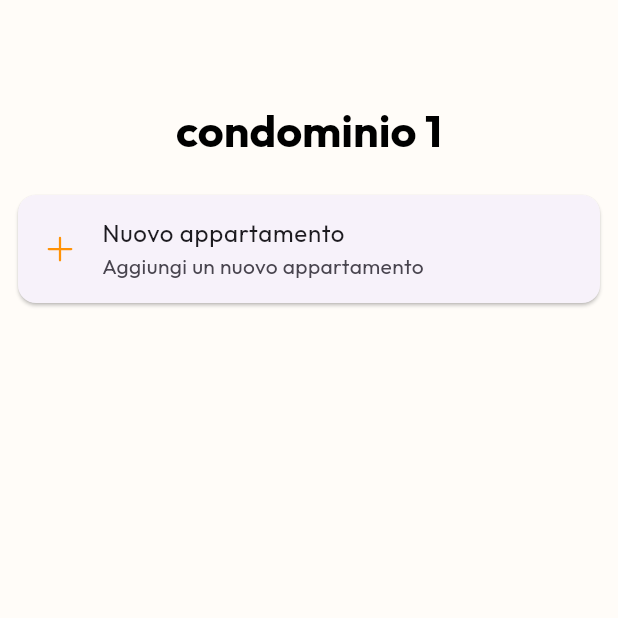
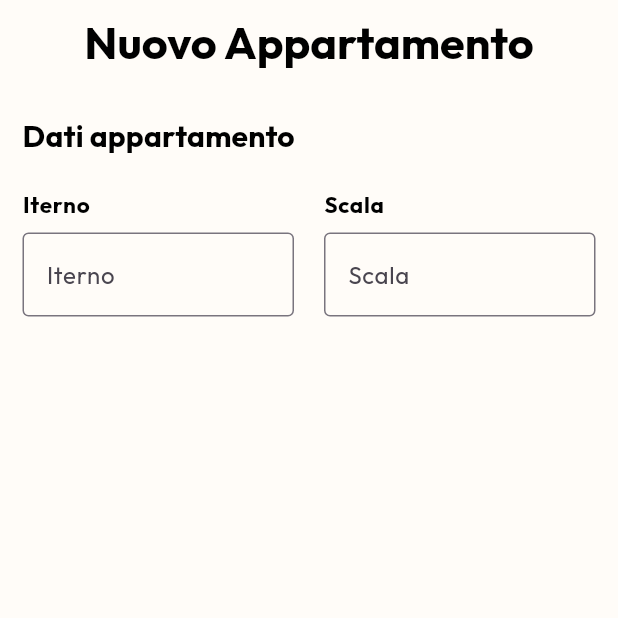
Before and after one commit to WebMasterDE/installatori_app_DE, a Flutter app: the AppartamentiPage screen opened directly with empty values, after a tap on "Nuovo appartamento", on a phone screen of 412 x 824 dp, the top half of it. Run offline on Flutter 3.47's test engine with Material 3 defaults, Android fonts, the phone set to English and light mode, and no system bars; our stand-ins replace heroicons_flutter, shared_preferences, skeletonizer; accounts and stored records are empty; network calls fail.

Commit message:
add skeleton, fix appartamenti page, new appartamento, tema colori

```diff
--- /dev/null
+++ b/lib/components/custom_button.dart
@@ -0,0 +1,44 @@
+import 'package:flutter/material.dart';
+import 'package:installatori_de/theme/colors.dart';
+
+class CustomButton extends StatelessWidget {
+
+  final String text;
+  final void Function()? onPressed;
+
+  const CustomButton(
+    {
+      super.key,
+      required this.text,
+      this.onPressed
+    }
+  );
+
+  @override
+  Widget build(BuildContext context) {
+    return Padding(
+      padding: const EdgeInsets.symmetric(horizontal: 40),
+      child: TextButton(
+        style: TextButton.styleFrom(
+            backgroundColor: CustomColors.buttonColor,
+            minimumSize: Size(double.infinity, 50),
+            shape: RoundedRectangleBorder(
+                borderRadius: BorderRadius.circular(10)
+            ),
+        ),
+        onPressed: onPressed,
+        child: Text(
+          text,
+          style: TextStyle(
+            color: CustomColors.secondaryText,
+            fontSize: 15,
+            fontWeight: FontWeight.bold,
+            fontFamily: 'Outfit',
+
+          ),
+        ),
+
+      ),
+    );
+  }
+}
--- /dev/null
+++ b/lib/components/custom_textField.dart
@@ -0,0 +1,33 @@
+import 'package:flutter/material.dart';
+
+class CustomTextfield extends StatelessWidget {
+
+  final String text;
+
+  const CustomTextfield({
+    super.key,
+    required this.text,
+    });
+
+  @override
+  Widget build(BuildContext context) {
+    return Column(
+      crossAxisAlignment: CrossAxisAlignment.start,
+      children: [
+        Text(
+          text,
+          style: Theme.of(context).textTheme.labelSmall,
+        ),
+        SizedBox(
+          height: 7,
+        ),
+        TextField(
+          decoration: InputDecoration(
+            labelText: text,
+            border: OutlineInputBorder(),
+          ),
+        ),
+      ],
+    );
+  }
+}
--- a/lib/config/routes.dart
+++ b/lib/config/routes.dart
@@ -1,8 +1,8 @@
 import 'package:flutter/material.dart';
 import 'package:installatori_de/pages/appartamenti/appartamenti_page.dart';
+import 'package:installatori_de/pages/appartamenti/new_appartamento_page.dart';
 import 'package:installatori_de/pages/condomini/condomini_page.dart';
 import 'package:installatori_de/pages/login/login_page.dart';
-import 'package:installatori_de/pages/appartamenti/appartamenti_page.dart';
 
 class Routes{
 
@@ -17,7 +17,8 @@ class Routes{
       CondominiPage.route: (_) => const CondominiPage(),
       AppartamentiPage.route: (_) => AppartamentiPage(
         arguments: settings.arguments as AppartamentiPageArgs,
-      )
+      ),
+      NewAppartamentoPage.route: (_) => const NewAppartamentoPage(),
     };
 
   }
--- a/lib/pages/appartamenti/appartamenti_page.dart
+++ b/lib/pages/appartamenti/appartamenti_page.dart
@@ -1,6 +1,9 @@
 import 'package:flutter/material.dart';
 import 'package:heroicons_flutter/heroicons_flutter.dart';
+import 'package:installatori_de/components/custom_button.dart';
 import 'package:installatori_de/providers/appartamenti_provider.dart';
+import 'package:installatori_de/theme/colors.dart';
+import 'package:skeletonizer/skeletonizer.dart';
 
 
 class AppartamentiPage extends StatefulWidget {
@@ -20,90 +23,109 @@ class _AppartamentiPageState extends State<AppartamentiPage> {
 
   late Future<List<dynamic>> appartamenti;
 
+  int _idAnaCondominio = 0;
+  String _nomeCondominio = '';
+
   @override
   void initState() {
     super.initState();
-    appartamenti = AppartamentiProvider().getAppartamenti(508);
 
-    print(widget.arguments.data);
+    _idAnaCondominio = widget.arguments.data['id'];
+    _nomeCondominio = widget.arguments.data['nome'];
+
+    appartamenti = AppartamentiProvider().getAppartamenti(_idAnaCondominio);
+
   }
 
   @override
   Widget build(BuildContext context) {
      return Scaffold(
+      appBar: AppBar(
+        automaticallyImplyLeading : false,
+        title: Text(
+          _nomeCondominio,
+          style: Theme.of(context).textTheme.titleLarge,
+          ),
+        centerTitle: true,
+        backgroundColor: CustomColors.secondaryBackground,
+        scrolledUnderElevation: 0,
+      ),
       body: Padding(
         padding: const EdgeInsets.all(8.0),
-        child: Column(
-          children: [
-            SizedBox(
-              height: 60,
-            ),
-            Text(
-              'condominio 1',
-              style: Theme.of(context).textTheme.titleLarge, textAlign: TextAlign.left,
-            ),
-            SizedBox(
-              height: 20,
-            ),
-            Flexible(
         child: FutureBuilder<List<dynamic>>(
           future: appartamenti,
           builder: (context, snapshot) {
-                  if (snapshot.connectionState == ConnectionState.waiting) {
 
-                    return Center(child: CircularProgressIndicator());
-
-                  } else {
-                    print(snapshot.data);
-                    return ListView.builder(
-                      itemCount: snapshot.data!.length + 1,
-                      itemBuilder: (context, index) {
-
-                        if(index == 0){
-
-                          return Padding(
+            List<Widget> listViewChildren = [
+              Padding(
                 padding: const EdgeInsets.only(bottom: 60.0),
                 child: Card(
                   child: ListTile(
-                                leading: Icon(HeroiconsSolid.plus, color: Color.fromRGBO(255, 146, 7, 1),),
+                    leading: Icon(HeroiconsSolid.plus, color: CustomColors.iconColor),
                     title: Text('Nuovo appartamento'),
                     subtitle: Text('Aggiungi un nuovo appartamento'),
                     onTap: () {
-                                  Navigator.pushNamed(context, '/nuovo_appartamento');
+                      Navigator.pushNamed(context, '/newAppartamento');
                     },
                   ),
                 ),
+              ),
+            ];
+
+            if (snapshot.connectionState == ConnectionState.waiting) {
+              for (var i = 0; i < 2; i++){
+                listViewChildren.add(
+                  Skeletonizer(
+                    child: Card(
+                            child: ListTile(
+                              leading: Icon(HeroiconsSolid.home, color: CustomColors.iconColor),
+                              title: Text('Appartamento'),
+                              subtitle: Text('Piano: - Interno:  - Scala: '),
+                              trailing: Icon(Icons.arrow_forward_ios),
+                            ),
+                          )
+                  )
                 );
-
-                        }else{
-
-                          var appartamento = snapshot.data![index - 1];
-
+              }
+            } else {
+              listViewChildren.addAll(
+                snapshot.data!.map((appartamento){
                   return Card(
                         child: ListTile(
-                              leading: Icon(HeroiconsSolid.home, color: Color.fromRGBO(255, 146, 7, 1),),
-                              title: Text('Appartamento $index'),
-                              subtitle: Text('Piano: ${appartamento['piano']} - Interno: ${appartamento['interno']} - Scala: ${appartamento['scala']}'),
+                          leading: Icon(HeroiconsSolid.home, color: CustomColors.iconColor),
+                          title: Text('Appartamento - interno: ${appartamento['interno']}'),
+                          subtitle: Text('Piano: ${appartamento['piano']} - Scala: ${appartamento['scala']}'),
                           trailing: Icon(Icons.arrow_forward_ios),
                           onTap: () {
-                                Navigator.pushNamed(context, '/nuovo_appartamento');
+                            Navigator.pushNamed(context, '/newAppartamento');
                           },
                         ),
                       );
-                        }
-                      },
+                })
               );
             }
+
+            return ListView(
+              children: listViewChildren,
+            );
+
           },
         ),
+      ),
+      backgroundColor: CustomColors.secondaryBackground,
+      bottomNavigationBar: Container(
+          alignment: Alignment.center,
+          margin: EdgeInsets.only(bottom: 20),
+          height: 50,
+          width: double.infinity,
 
-
-            ),
-            SizedBox()
-          ],
-        ),
-      ),
-      backgroundColor: Color.fromRGBO(255, 252, 248, 100),
+          child: CustomButton(
+            text: 'Salva ed esci',
+            onPressed: () {
+              Navigator.pop(context);
+            },
+          )
+        )
     );
   }
 }
--- /dev/null
+++ b/lib/pages/appartamenti/new_appartamento_page.dart
@@ -0,0 +1,65 @@
+import 'package:flutter/material.dart';
+import 'package:installatori_de/components/custom_textField.dart';
+import 'package:installatori_de/theme/colors.dart';
+
+class NewAppartamentoPage extends StatelessWidget {
+
+  static const route = '/newAppartamento';
+
+  const NewAppartamentoPage({super.key});
+
+  @override
+  Widget build(BuildContext context) {
+    return Scaffold(
+      appBar: AppBar(
+        automaticallyImplyLeading: false,
+        title: Text(
+          'Nuovo Appartamento',
+          style: Theme.of(context).textTheme.titleLarge,
+          ),
+        centerTitle: true,
+        backgroundColor: CustomColors.secondaryBackground,
+        scrolledUnderElevation: 0,
+      ),
+      body: SingleChildScrollView(
+        child: Padding(
+          padding: const EdgeInsets.symmetric(horizontal: 15.0),
+          child: Column(
+            crossAxisAlignment: CrossAxisAlignment.start,
+            children: [
+              SizedBox(
+                height: 20,
+              ),
+              Text(
+                'Dati appartamento',
+                style: Theme.of(context).textTheme.titleMedium,
+                textAlign: TextAlign.left,
+              ),
+              SizedBox(
+                height: 20,
+              ),
+              Row(
+                children: [
+                  Expanded(
+                    child: CustomTextfield(
+                      text: 'Iterno',
+                    )
+                  ),
+                  SizedBox(
+                    width: 20,
+                  ),
+                  Expanded(
+                    child: CustomTextfield(
+                      text: 'Scala',
+                    )
+                  ),
+                ],
+              )
+            ],
+          ),
+        ),
+      ),
+      backgroundColor: CustomColors.secondaryBackground,
+    );
+  }
+}
--- /dev/null
+++ b/lib/theme/colors.dart
@@ -0,0 +1,17 @@
+import 'package:flutter/material.dart';
+
+
+class CustomColors {
+
+  static const Color primaryBackground = Color(0xFFFFAB40);
+  static const Color secondaryBackground = Color(0xFFFFFCF8);
+
+  static const Color primaryText = Color(0xFF000000);
+  static const Color secondaryText = Color.fromARGB(255, 252, 252, 252);
+
+  static const Color buttonColor = Color(0xFFCD7300);
+
+  static const Color iconColor = Color(0xFFFF9207);
+
+
+}
--- a/lib/utils/api_requests.dart
+++ b/lib/utils/api_requests.dart
@@ -6,7 +6,7 @@ import 'package:shared_preferences/shared_preferences.dart';
 
 class ApiRequests {
 
-  static const String BASE_URL = 'http://192.168.8.182:8443/api/';
+  static const String BASE_URL = 'http://192.168.2.211:8443/api/';
 
   static Future<dynamic> sendRequest(String url, String method, Map<String, dynamic> body, {Map<String, String>? headers}) async {
     try {
--- a/pubspec.yaml
+++ b/pubspec.yaml
@@ -18,6 +18,7 @@ dependencies:
     sdk: flutter
   http: ^1.3.0
   shared_preferences: ^2.0.6
+  skeletonizer: ^1.4.3
 
 
   # The following adds the Cupertino Icons font to your application.
```
Also changed, not shown: lib/pages/condomini/condomini_page.dart (+46 -21 lines), lib/pages/login/login_page.dart (+12 -12 lines), lib/providers/condomini_provider.dart (+4 -3 lines). Lines whose indentation alone changed are shown as unchanged.
